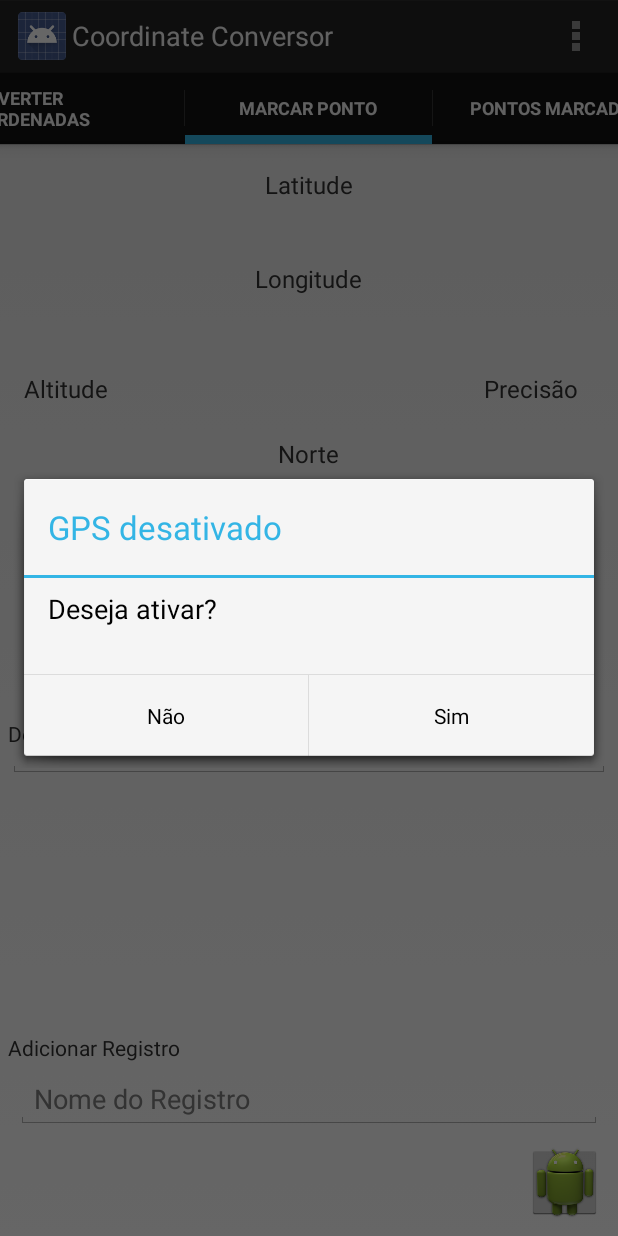
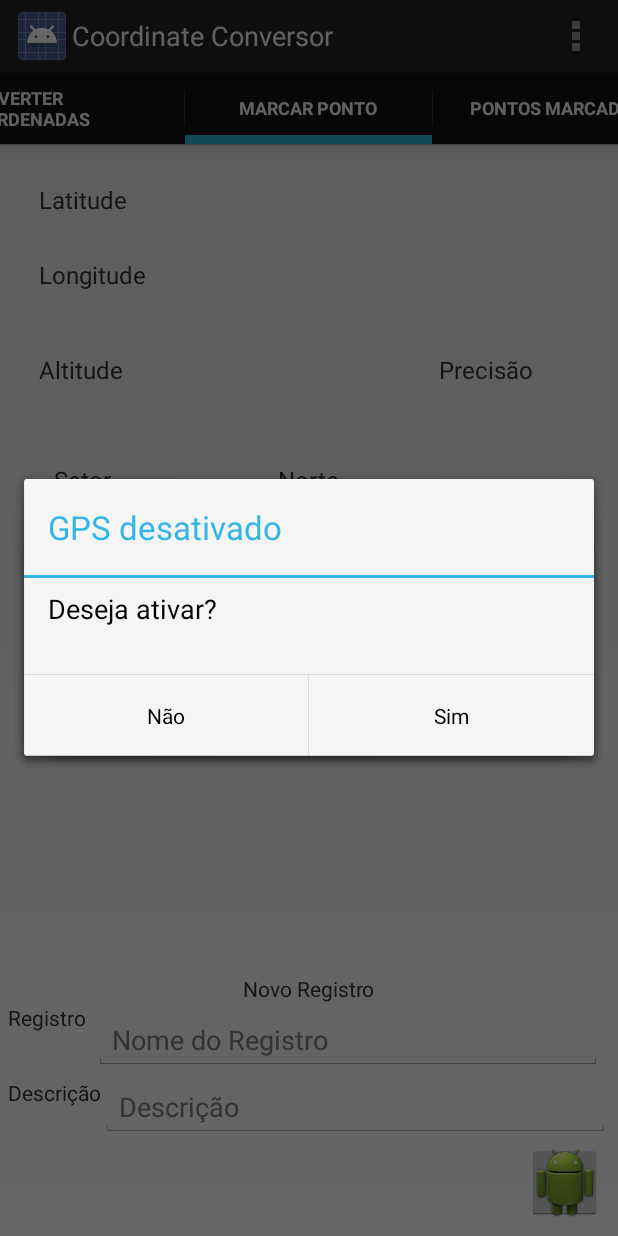
Before and after one commit to elidioxg/geoconv, an Android app: the screen it shows after launch (MainActivity), tab 2 chosen, on a phone screen of 412 x 824 dp. Run offline under Robolectric (Android 15) with nearby library versions, the phone set to English and light mode, and no system bars; 14 statements that could not run were skipped.

```diff
--- a/app/src/main/res/layout/marcar_pontos.xml
+++ b/app/src/main/res/layout/marcar_pontos.xml
@@ -25,22 +25,22 @@
                 android:layout_margin="@dimen/margem">
 
                 <TextView
-                    android:id="@+id/tv_altitude"
+                    android:id="@+id/tvaltitude"
                     android:layout_width="wrap_content"
                     android:layout_height="wrap_content"
                     android:text="@string/altitude"
                     android:textSize="@dimen/texto"
                     android:layout_alignParentLeft="true"
-                    android:layout_margin="@dimen/margem"
+                    android:layout_margin="@dimen/margem_grande"
                     />
 
                 <TextView
                     android:id="@+id/in_altitude"
-                    android:layout_toRightOf="@+id/tv_altitude"
+                    android:layout_toRightOf="@+id/tvaltitude"
                     android:layout_width="wrap_content"
                     android:layout_height="wrap_content"
                     android:text="@string/sem_valor"
-                    android:layout_margin="@dimen/margem"
+                    android:layout_margin="@dimen/margem_grande"
                     />
 
                 <TextView
@@ -50,7 +50,7 @@
                     android:text="@string/precisao"
                     android:textSize="@dimen/texto"
                     android:layout_toLeftOf="@+id/in_precisao"
-                    android:layout_margin="@dimen/margem"
+                    android:layout_margin="@dimen/margem_grande"
                     />
 
                 <TextView
@@ -59,7 +59,7 @@
                     android:layout_height="wrap_content"
                     android:text="@string/sem_valor"
                     android:layout_alignParentRight="true"
-                    android:layout_margin="@dimen/margem"/>
+                    android:layout_margin="@dimen/margem_grande"/>
 
             </RelativeLayout>
 
@@ -69,25 +69,26 @@
                 android:layout_height="wrap_content"
                 android:orientation="horizontal"
                 android:layout_margin="@dimen/margem"
-                android:layout_below="@+id/layout_horadata">
+                android:layout_alignParentTop="true"
+                >
 
                 <TextView
                     android:id="@+id/tv_latitude"
                     android:text="@string/latitude"
                     android:layout_width="wrap_content"
                     android:layout_height="wrap_content"
-                    android:layout_centerHorizontal="true"
+                    android:layout_alignParentLeft="true"
                     android:textSize="@dimen/texto"
-                    android:layout_margin="@dimen/margem"
+                    android:layout_margin="@dimen/margem_grande"
                     />
 
                 <TextView
                     android:id="@+id/in_latitude"
-                    android:layout_below="@+id/tv_latitude"
+                    android:layout_toRightOf="@+id/tv_latitude"
                     android:layout_width="wrap_content"
                     android:layout_height="wrap_content"
                     android:text=""
-                    android:layout_margin="@dimen/margem"
+                    android:layout_margin="@dimen/margem_grande"
                     />
 
                 <TextView
@@ -96,19 +97,19 @@
                     android:layout_width="wrap_content"
                     android:layout_height="wrap_content"
                     android:textSize="@dimen/texto"
-                    android:layout_margin="@dimen/margem"
+                    android:layout_margin="@dimen/margem_grande"
                     android:layout_below="@+id/in_latitude"
-                    android:layout_centerHorizontal="true"
+                    android:layout_alignParentLeft="true"
                     />
 
                 <TextView
                     android:id="@+id/in_longitude"
-                    android:layout_alignParentRight="true"
                     android:layout_width="wrap_content"
                     android:layout_height="wrap_content"
                     android:text=""
-                    android:layout_margin="@dimen/margem"
-                    android:layout_below="@+id/tv_longitude"
+                    android:layout_margin="@dimen/margem_grande"
+                    android:layout_toRightOf="@+id/tv_longitude"
+                    android:layout_below="@+id/in_latitude"
                     />
 
             </RelativeLayout>
@@ -119,9 +120,29 @@
                 android:layout_height="wrap_content"
                 android:layout_below="@+id/layout1"
                 android:orientation="horizontal"
-                android:layout_margin="@dimen/margem"
+                android:layout_margin="@dimen/margem_grande"
                 android:layout_marginTop="10dp"
                 >
+
+                <TextView
+                    android:id="@+id/tv_quadrante"
+                    android:layout_width="wrap_content"
+                    android:layout_height="wrap_content"
+                    android:text="@string/quadrante"
+                    android:textSize="@dimen/texto"
+                    android:layout_margin="@dimen/margem_grande"
+                    android:layout_alignParentLeft="true"
+                    />
+
+                <TextView
+                    android:id="@+id/in_quadrante"
+                    android:layout_width="wrap_content"
+                    android:layout_height="wrap_content"
+                    android:layout_toRightOf="@+id/tv_quadrante"
+                    android:text=""
+                    android:layout_margin="@dimen/margem_grande"
+                    android:layout_centerHorizontal="true"
+                    />
 
                 <TextView
                     android:id="@+id/tv_norte"
@@ -129,7 +150,7 @@
                     android:layout_height="wrap_content"
                     android:text="Norte"
                     android:textSize="@dimen/texto"
-                    android:layout_margin="@dimen/margem"
+                    android:layout_margin="@dimen/margem_grande"
                     android:layout_centerHorizontal="true"
                     />
 
@@ -139,16 +160,16 @@
                     android:layout_height="wrap_content"
                     android:layout_margin="@dimen/margem"
                     android:layout_centerHorizontal="true"
-                    android:layout_below="@+id/tv_norte"/>
+                    android:layout_toRightOf="@+id/tv_norte"/>
 
                 <TextView
                     android:id="@+id/tv_leste"
                     android:layout_width="wrap_content"
                     android:layout_height="wrap_content"
                     android:text="Leste"
-                    android:layout_below="@+id/in_norte"
+                    android:layout_below="@+id/tv_norte"
                     android:textSize="@dimen/texto"
-                    android:layout_margin="@dimen/margem"
+                    android:layout_margin="@dimen/margem_grande"
                     android:layout_centerHorizontal="true"
                     />
 
@@ -157,52 +178,13 @@
                     android:layout_width="wrap_content"
                     android:layout_height="wrap_content"
                     android:text=""
-                    android:layout_below="@+id/tv_leste"
-                    android:layout_margin="@dimen/margem"
+                    android:layout_toRightOf="@+id/tv_leste"
+                    android:layout_margin="@dimen/margem_grande"
                     android:layout_centerHorizontal="true"
-                    />
-
-                <TextView
-                    android:id="@+id/tv_quadrante"
-                    android:layout_width="wrap_content"
-                    android:layout_height="wrap_content"
-                    android:text="Quadrante"
-                    android:layout_below="@+id/in_leste"
-                    android:textSize="@dimen/texto"
-                    android:layout_margin="@dimen/margem"
-                    android:layout_centerHorizontal="true"
-                    />
-
-                <TextView
-                    android:id="@+id/in_quadrante"
-                    android:layout_width="wrap_content"
-                    android:layout_height="wrap_content"
-                    android:layout_below="@+id/tv_quadrante"
-                    android:text=""
-                    android:layout_margin="@dimen/margem"
-                    android:layout_centerHorizontal="true"
+                    android:layout_below="@+id/in_norte"
                     />
 
             </RelativeLayout>
-
-            <RelativeLayout
-                android:layout_below="@+id/layout3"
-                android:layout_width="fill_parent"
-                android:layout_height="wrap_content">
-
-                <TextView
-                    android:text="@string/descricao"
-                    android:layout_width="wrap_content"
-                    android:layout_height="wrap_content"
-                    />
-
-                <EditText
-                    android:id="@+id/et_descricao"
-                    android:layout_width="fill_parent"
-                    android:layout_height="wrap_content"
-                    />
-
-                </RelativeLayout>
 
            </RelativeLayout>
 
@@ -215,14 +197,23 @@
         android:layout_alignParentBottom="true"
         android:orientation="vertical"
         android:layout_margin="@dimen/margem"
-        android:layout_below="@+id/layout3">
+        >
 
         <TextView
             android:id="@+id/tvadicionar"
             android:layout_width="wrap_content"
             android:layout_height="wrap_content"
-            android:text="Adicionar Registro"/>
+            android:text="@string/novo_registro"
+            android:layout_centerHorizontal="true"
+            />
 
+        <TextView
+            android:id="@+id/tv_registro"
+            android:layout_width="wrap_content"
+            android:layout_height="wrap_content"
+            android:layout_below="@+id/tvadicionar"
+            android:text="@string/strRegistro"
+            />
 
         <EditText
             android:id="@+id/et_registro"
@@ -231,7 +222,25 @@
             android:hint="@string/registro"
             android:layout_margin="@dimen/margem"
             android:layout_below="@+id/tvadicionar"
+            android:layout_toRightOf="@+id/tv_registro"
             />
+
+            <TextView
+                android:id="@+id/tvDescricao"
+                android:text="@string/descricao"
+                android:layout_width="wrap_content"
+                android:layout_height="wrap_content"
+                android:layout_below="@+id/et_registro"
+                />
+
+            <EditText
+                android:id="@+id/et_descricao"
+                android:layout_width="fill_parent"
+                android:layout_height="wrap_content"
+                android:layout_toRightOf="@id/tvDescricao"
+                android:layout_below="@+id/et_registro"
+                android:hint="@string/descricao"
+                />
 
         <ImageButton
             android:id="@+id/ib_marcar"
@@ -240,7 +249,7 @@
             android:contentDescription="@string/marcar_ponto"
             android:src="@drawable/ic_launcher"
             android:layout_alignParentRight="true"
-            android:layout_below="@id/et_registro"
+            android:layout_below="@id/et_descricao"
             android:layout_margin="@dimen/margem"
             />
 
--- a/app/src/main/res/values/strings.xml
+++ b/app/src/main/res/values/strings.xml
@@ -27,4 +27,6 @@
     <string name="data">Data:</string>
     <string name="mapa">Mapa</string>
     <string name="apagar">Excluir</string>
+    <string name="strRegistro">Registro</string>
+    <string name="novo_registro">Novo Registro</string>
 </resources>
```
Also changed, not shown: app/src/main/java/geocodigos/geoconv/Registro/VerRegistro.java (+40 -0 lines), app/src/main/java/geocodigos/geoconv/VerPontos.java (+12 -8 lines), 24 other files.
